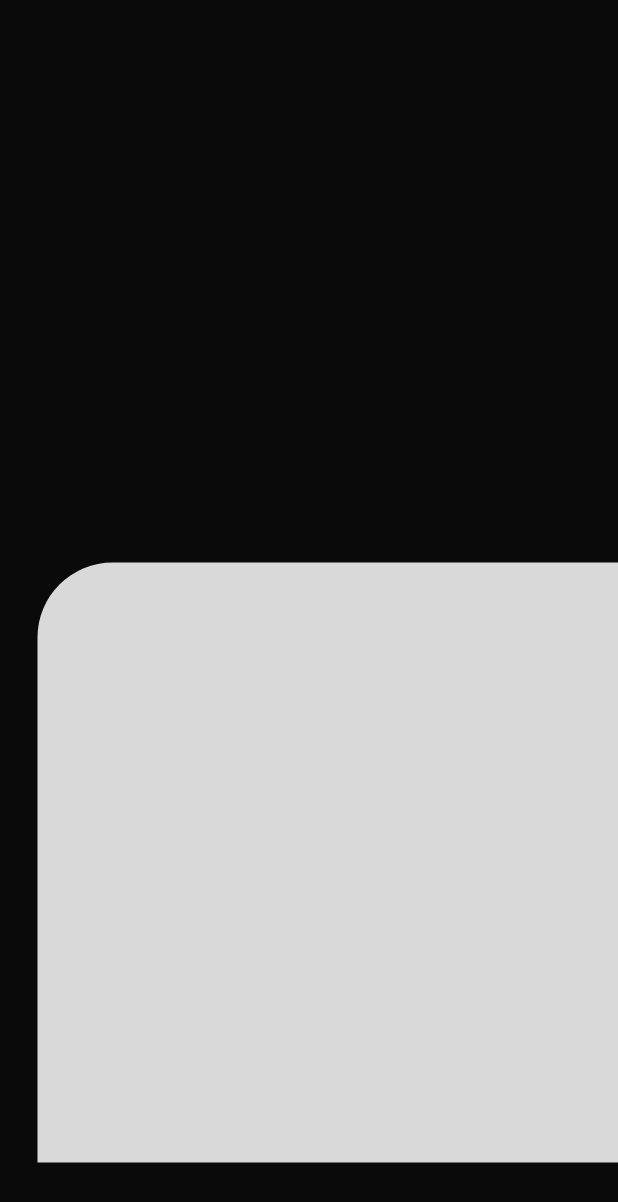
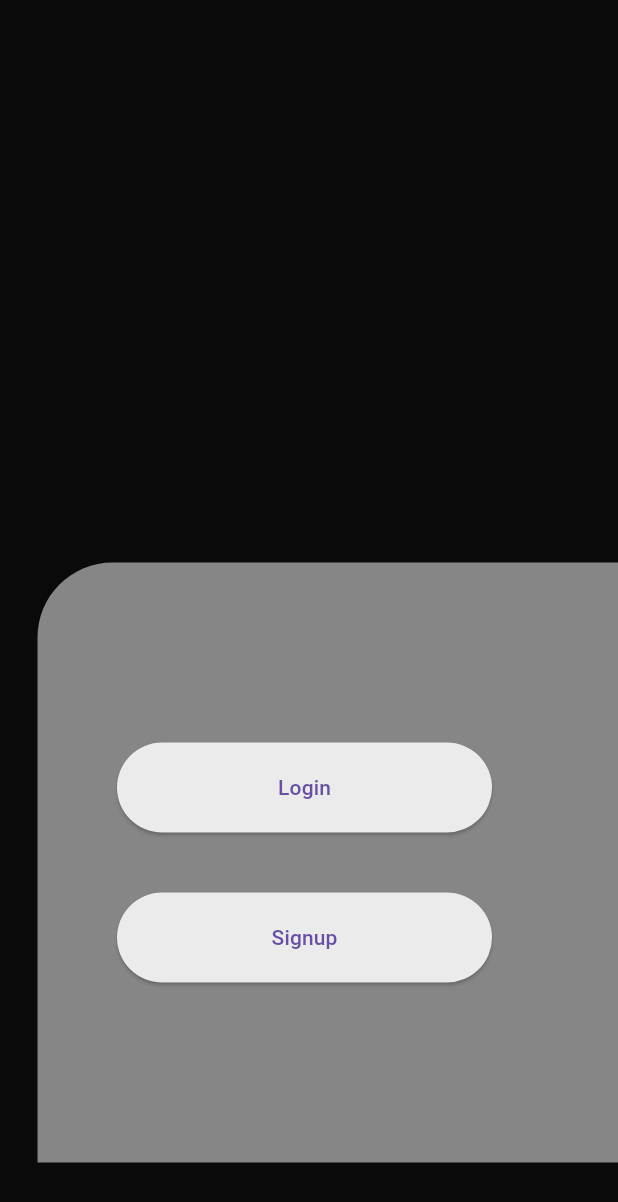
Before and after one commit to pugazhmukilan/Newsapp-flutter, a Flutter app: the screen it shows after launch, on a phone screen of 412 x 824 dp. Shown: the top 1202 px of the screen. Run offline on Flutter 3.47's test engine with Material 3 defaults, Android fonts, the light colour scheme and no system bars.

Commit message:
third commit

```diff
--- /dev/null
+++ b/lib/Signup.dart
@@ -0,0 +1,21 @@
+import "package:flutter/material.dart";
+
+import "constants.dart";
+
+
+class Signup extends StatefulWidget{
+
+  @override
+
+  _Signup createState() => _Signup();
+}
+
+class _Signup extends State<Signup>{
+  @override
+  Widget build (BuildContext context){
+    return Scaffold(
+      backgroundColor: kBackgroundcolor,
+
+    );
+  }
+}
--- a/lib/login.dart
+++ b/lib/login.dart
@@ -0,0 +1,18 @@
+import "package:flutter/material.dart";
+
+
+
+class Login extends StatefulWidget{
+
+  @override
+  _LoginState createState() => _LoginState();
+}
+
+class _LoginState extends State<Login>{
+  @override
+  Widget build (BuildContext context){
+    return Scaffold(
+
+    );
+  }
+}
--- a/lib/welcomepage.dart
+++ b/lib/welcomepage.dart
@@ -1,6 +1,8 @@
 import "package:flutter/material.dart";
 
+import 'Signup.dart';
 import "constants.dart";
+import "login.dart";
 class Welcomepage extends StatefulWidget{
 
   @override
@@ -27,7 +29,7 @@ class _WelcomepageState extends State<Welcomepage>{
               width: 400,
 
               decoration: ShapeDecoration(
-                color: Color(0xFFD9D9D9),
+                color: Color.fromARGB(255, 134, 134, 134),
                 shape: RoundedRectangleBorder(
                 borderRadius: BorderRadius.only(
                 topLeft: Radius.circular(50),
@@ -35,13 +37,59 @@ class _WelcomepageState extends State<Welcomepage>{
                 ),
                 ),
                 ),
-
+              child:Padding(
+                padding: const EdgeInsets.only(left: 50),
+                child: Column(
+                  mainAxisAlignment: MainAxisAlignment.center,
+                  crossAxisAlignment: CrossAxisAlignment.start,
+                  children: [
+                    CustomButton(onPressed: (){
+                      Navigator.push(context,MaterialPageRoute(builder: (context)=>Login()));
+                    }, colours: const Color.fromARGB(255, 235, 235, 235)
+                    , text: "Login"),
+                    SizedBox(
+                      height: 40,
+                    ),
+                    CustomButton(onPressed: (){
+                      Navigator.push(context,MaterialPageRoute(builder: (context)=>Signup()));
+                    }, colours: const Color.fromARGB(255, 235, 235, 235)
+                    , text: "Signup"),
+                  ],
+                ),
+              ),
 
                   ),
           ),
+
         ],
 
       ),
     );
   }
 }
+
+
+
+class CustomButton extends StatelessWidget {
+  final VoidCallback onPressed;
+  final Color colours;
+  final String text;
+
+  CustomButton({required this.onPressed,required this.colours,required this.text});
+
+  @override
+  Widget build(BuildContext context) {
+    return Padding(
+      padding: const EdgeInsets.only(left: 3),
+      child: SizedBox(
+        height: 60,
+        width: 250,
+        child: ElevatedButton(
+          style: ElevatedButton.styleFrom(backgroundColor: colours,shadowColor: Colors.black),
+          onPressed: onPressed,
+          child: Text(text),
+        ),
+      ),
+    );
+  }
+}
```
Also changed, not shown: lib/regrister.dart (deleted).
